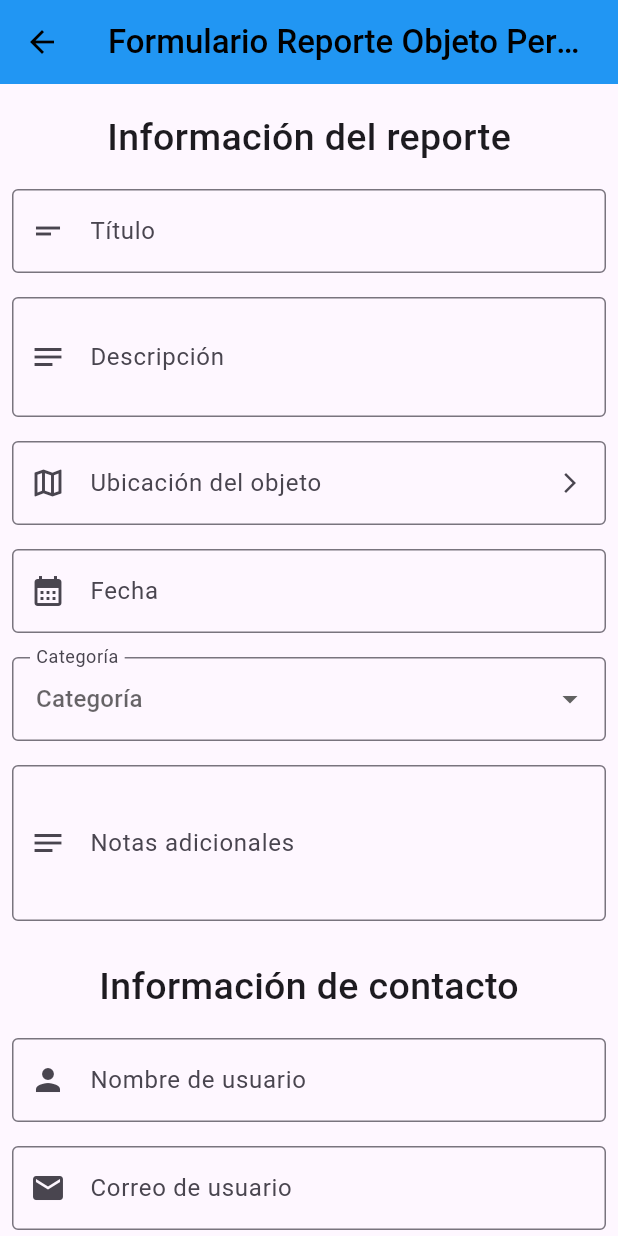
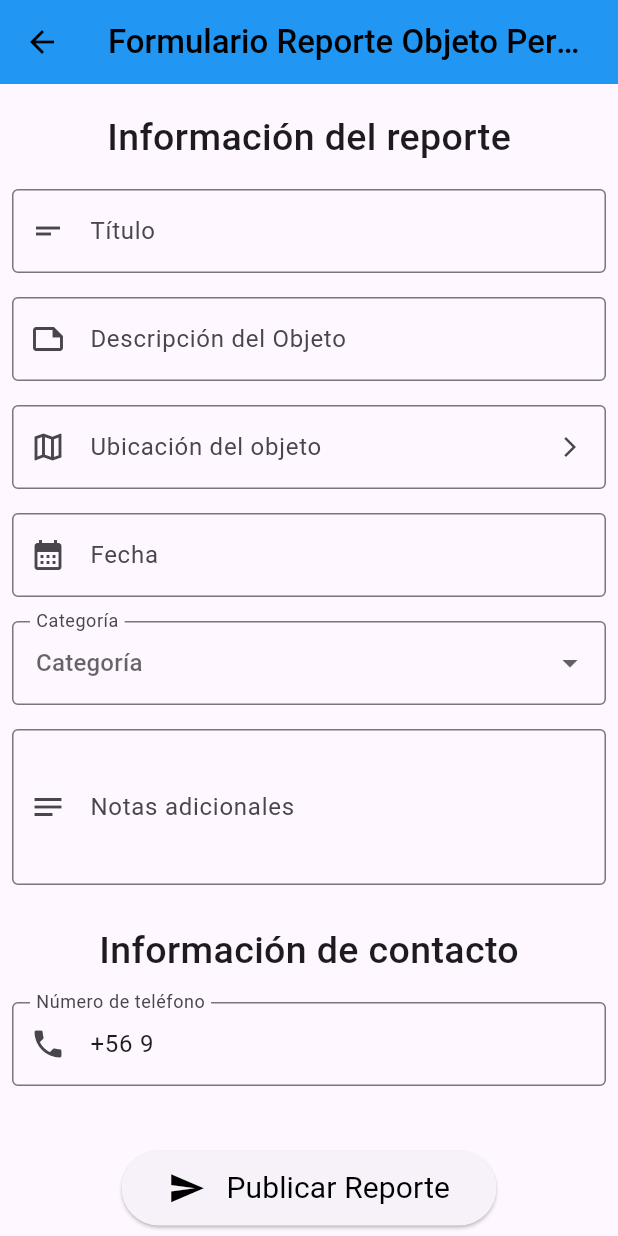
Before and after one commit to jmonsalve622/Proyecto-Ing-SW-10, a Flutter app: the CreateLostObjectReportPage screen opened directly with empty values, on a phone screen of 412 x 824 dp. Run offline on Flutter 3.47's test engine with Material 3 defaults, Android fonts, the light colour scheme and no system bars; our stand-ins replace flutter_map, latlong2, marquee.

Commit message:
fix: Vista de Reporte -> Información de contacto
- La información es consistente con la cuenta de usuario que publica
  cualquier tipo de reporte.
- La lista de reportes muestra correctamente el nombre de usuario
  asociado a la cuenta que publico el reporte.
- El número de contacto y la descripción es implementada en el
  formulario de "Reporte Objeto Perdido"

```diff
--- a/lib/pages/create_lost_object_report_page.dart
+++ b/lib/pages/create_lost_object_report_page.dart
@@ -1,5 +1,7 @@
 import 'package:flutter/material.dart';
+import 'package:flutter/services.dart';
 import 'package:latlong2/latlong.dart';
+import '../utils/description_field.dart';
 import 'osm_map_picker.dart';
 import 'package:proyecto_ing_sw_10/utils/logic.dart';
 
@@ -18,9 +20,7 @@ class _CreateLostObjectReportPageState extends State<CreateLostObjectReportPage>
   final TextEditingController _ubicationController = TextEditingController();
   final TextEditingController _dateController = TextEditingController();
   final TextEditingController _categoryController = TextEditingController();
-  final TextEditingController _userNameController = TextEditingController();
-  final TextEditingController _userEmailController = TextEditingController();
-  final TextEditingController _userPhoneController = TextEditingController();
+  final TextEditingController _userPhoneController = TextEditingController(text: "+56 9 ");
   final TextEditingController _notasController = TextEditingController();
   final List<String> categoryOptions = ["Estudio", "Tecnología", "Personal", "Higene", "Ropa", "Deportivo", "Otros"];
   DateTime? pickedDate;
@@ -55,35 +55,8 @@ class _CreateLostObjectReportPageState extends State<CreateLostObjectReportPage>
                 ),
               ),
             ),
-          Padding(
-            padding: const EdgeInsets.all(8),
-            child: TextField(
-              controller: _descriptionController,
-              maxLines: null,
-              decoration: const InputDecoration(
-                labelText: "Descripción",
-                hintText: "Ingrese la descripción del objeto (máx. 100 palabras)",
-                border: OutlineInputBorder(),
-                prefixIcon: Icon(Icons.notes),
-              ),
-              onChanged: (value) {
-                final words = value.trim().split(RegExp(r'\s+'));
-                if (words.length > 100) {
-                  final trimmed = words.sublist(0, 100).join(' ');
-                  _descriptionController.text = trimmed;
-                  _descriptionController.selection = TextSelection.fromPosition(
-                    TextPosition(offset: trimmed.length),
-                  );
-                  ScaffoldMessenger.of(context).showSnackBar(
-                    const SnackBar(
-                      content: Text("Máximo 100 palabras alcanzado"),
-                      duration: Duration(seconds: 2),
-                    ),
-                  );
-                }
-              },
-            ),
-          ),
+            // Descripción del Objeto
+            DescriptionField(controller: _descriptionController),
 
             Padding(
               padding: const EdgeInsets.all(8),
@@ -162,7 +135,7 @@ class _CreateLostObjectReportPageState extends State<CreateLostObjectReportPage>
                     _categoryController.text = newValue!;
                   });
                 },
-            )
+              ),
             ),
             Padding(
               padding: const EdgeInsets.all(8),
@@ -171,21 +144,21 @@ class _CreateLostObjectReportPageState extends State<CreateLostObjectReportPage>
                 maxLines: 3,
                 decoration: const InputDecoration(
                   labelText: "Notas adicionales",
-                hintText: "Información extra sobre el objeto o contacto (máx. 30 palabras)",
+                  hintText: "Información extra sobre el objeto o contacto (máx. 100 palabras)",
                   border: OutlineInputBorder(),
                   prefixIcon: Icon(Icons.notes_outlined),
                 ),
                 onChanged: (value) {
                   final words = value.trim().split(RegExp(r'\s+'));
-                if (words.length > 30) {
-                  final trimmed = words.sublist(0, 30).join(' ');
+                  if (words.length > 100) {
+                    final trimmed = words.sublist(0, 100).join(' ');
                     _notasController.text = trimmed;
                     _notasController.selection = TextSelection.fromPosition(
                       TextPosition(offset: trimmed.length),
                     );
                     ScaffoldMessenger.of(context).showSnackBar(
                       const SnackBar(
-                      content: Text("Máximo 30 palabras alcanzado"),
+                        content: Text("Máximo 100 palabras alcanzado"),
                         duration: Duration(seconds: 2),
                       ),
                     );
@@ -202,36 +175,17 @@ class _CreateLostObjectReportPageState extends State<CreateLostObjectReportPage>
             Padding(
               padding: const EdgeInsets.all(8),
               child: TextField(
-              controller: _userNameController,
-              decoration: const InputDecoration(
-                labelText: "Nombre de usuario",
-                hintText: "Ingrese su nombre de usuario",
-                border: OutlineInputBorder(),
-                prefixIcon: Icon(Icons.person),
-              ),
-            ),
-          ),
-          Padding(
-            padding: const EdgeInsets.all(8),
-            child: TextField(
-              keyboardType: TextInputType.emailAddress,
-              controller: _userEmailController,
-              decoration: const InputDecoration(
-                labelText: "Correo de usuario",
-                hintText: "Ingrese su correo institucional",
-                border: OutlineInputBorder(),
-                prefixIcon: Icon(Icons.email),
-              ),
-            ),
-          ),
-          Padding(
-            padding: const EdgeInsets.all(8),
-            child: TextField(
                 keyboardType: TextInputType.phone,
                 controller: _userPhoneController,
+
+                inputFormatters: [
+                  FilteringTextInputFormatter.allow(RegExp(r'[0-9+ ]')),
+                  LengthLimitingTextInputFormatter(14),
+                ],
+
                 decoration: const InputDecoration(
-                labelText: "Teléfono de usuario",
-                hintText: "Ingrese su teléfono de contacto",
+                  labelText: "Número de teléfono",
+                  hintText: "Ingrese su teléfono",
                   border: OutlineInputBorder(),
                   prefixIcon: Icon(Icons.phone),
                 ),
@@ -251,10 +205,7 @@ class _CreateLostObjectReportPageState extends State<CreateLostObjectReportPage>
                       );
                       return;
                     }
-                  if (_descriptionController.text.trim().isEmpty) {
-                    ScaffoldMessenger.of(context).showSnackBar(
-                      const SnackBar(content: Text("La descripción no puede estar vacía")),
-                    );
+                    if (!DescriptionField.validate(context, _descriptionController)) {
                         return;
                       }
                     if (_ubicationController.text.trim().isEmpty) {
@@ -275,21 +226,12 @@ class _CreateLostObjectReportPageState extends State<CreateLostObjectReportPage>
                       );
                       return;
                     }
-                  if (_userNameController.text.trim().isEmpty) {
+                    if (_userPhoneController.text.replaceAll(' ', '').replaceAll('+', '').length < 11) {
                       ScaffoldMessenger.of(context).showSnackBar(
-                      const SnackBar(content: Text("El nombre de usuario no puede estar vacío")),
-                    );
-                    return;
-                  }
-                  if (_userEmailController.text.trim().isEmpty) {
-                    ScaffoldMessenger.of(context).showSnackBar(
-                      const SnackBar(content: Text("Ingrese un correo válido")),
-                    );
-                    return;
-                  }
-                  if (_userPhoneController.text.trim().isEmpty || !_userPhoneController.text.trim().contains(RegExp(r'^[0-9]+$'))) {
-                    ScaffoldMessenger.of(context).showSnackBar(
-                      const SnackBar(content: Text("El teléfono debe contener números")),
+                        const SnackBar(
+                          content: Text("El teléfono ingresado es incompleto (prefijo + 8 dígitos)"),
+                          backgroundColor: Colors.red,
+                        ),
                       );
                       return;
                     }
@@ -310,11 +252,11 @@ class _CreateLostObjectReportPageState extends State<CreateLostObjectReportPage>
                       initialState: ObjectState.Lost,
                       dateReported: DateTime.now(),
                       notas: _notasController.text,
-                    userName: _userNameController.text,
-                    userEmail: _userEmailController.text,
+                      userName: widget.currentUser.name,
+                      userEmail: widget.currentUser.email,
                       userPhone: _userPhoneController.text,
-                    userId: _userEmailController.text.trim(),
-                    reportState: ReportState.Pending
+                      userId: widget.currentUser.id,
+                      reportState: ReportState.Pending,
                     );
                     ReportManager.addReport(newReport);
                     print("Reporte creado: $newReport");
@@ -329,14 +271,17 @@ class _CreateLostObjectReportPageState extends State<CreateLostObjectReportPage>
                         style: TextStyle(
                           fontSize: 20,
                           fontWeight: FontWeight.w400,
-                            color: Colors.black)),
+                          color: Colors.black,
+                        ),
+                      ),
                     ],
                   ),
                 ),
               ),
             ),
-          const SizedBox(height: 20)
-        ]),
+            const SizedBox(height: 20),
+          ],
+        ),
       ),
     );
   }
--- a/lib/utils/description_field.dart
+++ b/lib/utils/description_field.dart
@@ -90,7 +90,7 @@ class _DescriptionFieldState extends State<DescriptionField> {
               : null,
           helperMaxLines: 5,
           border: const OutlineInputBorder(),
-          prefixIcon: const Icon(Icons.notes),
+          prefixIcon: const Icon(Icons.note_outlined),
         ),
 
         onChanged: (String value) {
```
Also changed, not shown: lib/pages/create_found_object_report_page.dart (+8 -7 lines), lib/pages/lista_reportes_page.dart (+34 -33 lines), lib/pages/report_page.dart (+8 -5 lines). Lines whose indentation alone changed are shown as unchanged.
